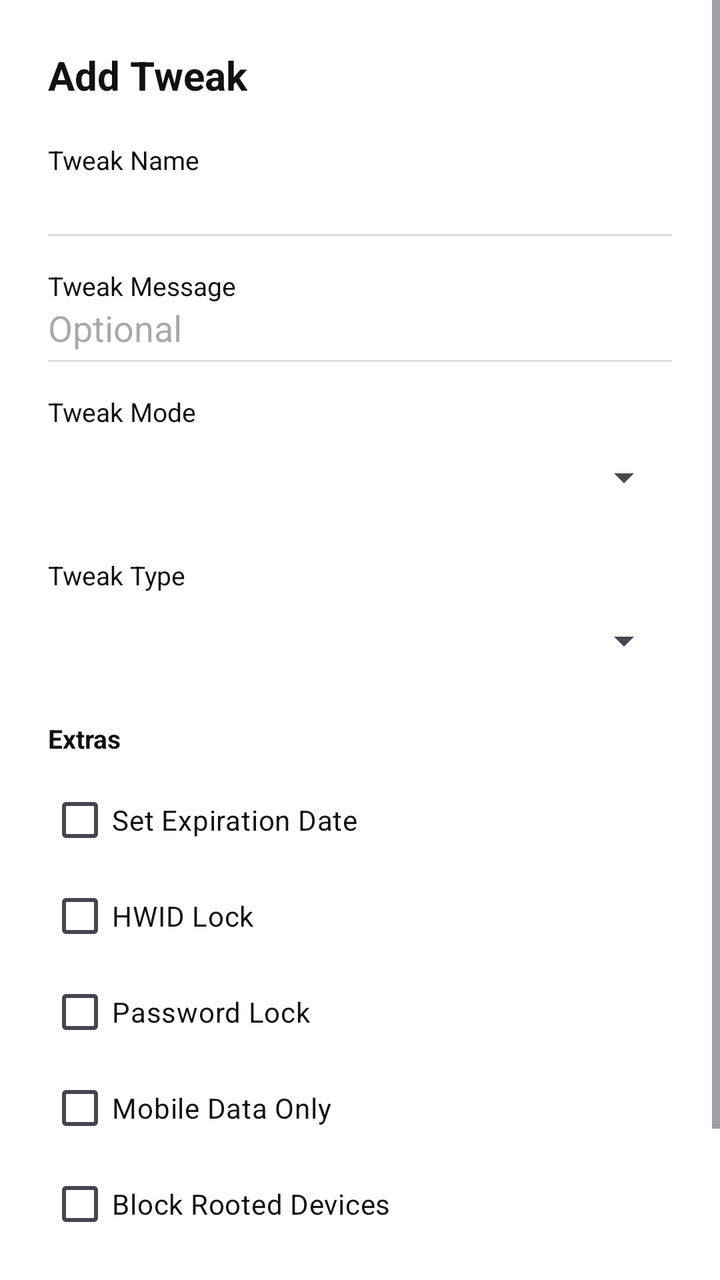
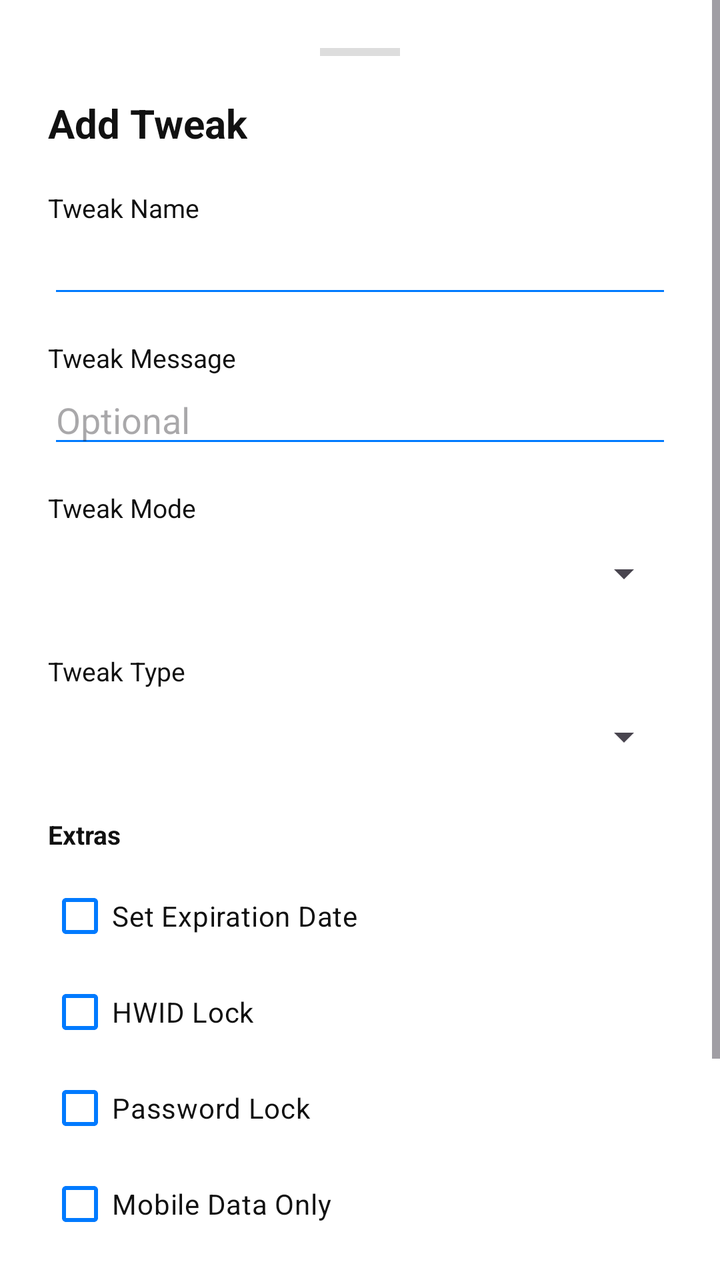

Compare the two renders of this Android layout. The source of the first and the diff that turns it into the second are given below.
<!-- AndroidManifest.xml: application theme Theme.wesports -->
<!-- res/layout/bottom_sheet_add_tweak.xml -->
<?xml version="1.0" encoding="utf-8"?>
<ScrollView xmlns:android="http://schemas.android.com/apk/res/android"
    android:layout_width="match_parent"
    android:layout_height="wrap_content">

    <LinearLayout
        android:layout_width="match_parent"
        android:layout_height="wrap_content"
        android:orientation="vertical"
        android:padding="24dp"
        android:background="#FFFFFF">

        <TextView
            android:layout_width="wrap_content"
            android:layout_height="wrap_content"
            android:text="Add Tweak"
            android:textSize="20sp"
            android:textStyle="bold"
            android:textColor="#111111"
            android:layout_marginBottom="20dp" />

        <TextView
            android:layout_width="wrap_content"
            android:layout_height="wrap_content"
            android:text="Tweak Name"
            android:textSize="13sp"
            android:textColor="#111111" />

        <EditText
            android:id="@+id/etName"
            android:layout_width="match_parent"
            android:layout_height="wrap_content"
            android:background="@null"
            android:inputType="text"
            android:layout_marginBottom="4dp" />

        <View
            android:layout_width="match_parent"
            android:layout_height="1dp"
            android:background="#DDDDDD"
            android:layout_marginBottom="16dp" />

        <TextView
            android:layout_width="wrap_content"
            android:layout_height="wrap_content"
            android:text="Tweak Message"
            android:textSize="13sp"
            android:textColor="#111111" />

        <EditText
            android:id="@+id/etMessage"
            android:layout_width="match_parent"
            android:layout_height="wrap_content"
            android:background="@null"
            android:hint="Optional"
            android:inputType="text"
            android:layout_marginBottom="4dp" />

        <View
            android:layout_width="match_parent"
            android:layout_height="1dp"
            android:background="#DDDDDD"
            android:layout_marginBottom="16dp" />

        <TextView
            android:layout_width="wrap_content"
            android:layout_height="wrap_content"
            android:text="Tweak Mode"
            android:textSize="13sp"
            android:textColor="#111111" />

        <Spinner
            android:id="@+id/spinnerMode"
            android:layout_width="match_parent"
            android:layout_height="48dp"
            android:layout_marginBottom="16dp" />

        <LinearLayout
            android:id="@+id/layoutSni"
            android:layout_width="match_parent"
            android:layout_height="wrap_content"
            android:orientation="vertical"
            android:visibility="gone">

            <TextView
                android:layout_width="wrap_content"
                android:layout_height="wrap_content"
                android:text="SNI"
                android:textSize="13sp"
                android:textColor="#111111" />

            <EditText
                android:id="@+id/etSni"
                android:layout_width="match_parent"
                android:layout_height="wrap_content"
                android:background="@null"
                android:hint="ex: free.facebook.com"
                android:inputType="textUri"
                android:layout_marginBottom="4dp" />

            <View
                android:layout_width="match_parent"
                android:layout_height="1dp"
                android:background="#DDDDDD"
                android:layout_marginBottom="16dp" />

        </LinearLayout>

        <TextView
            android:layout_width="wrap_content"
            android:layout_height="wrap_content"
            android:text="Tweak Type"
            android:textSize="13sp"
            android:textColor="#111111" />

        <Spinner
            android:id="@+id/spinnerType"
            android:layout_width="match_parent"
            android:layout_height="48dp"
            android:layout_marginBottom="16dp" />

        <TextView
            android:layout_width="wrap_content"
            android:layout_height="wrap_content"
            android:text="Extras"
            android:textSize="13sp"
            android:textStyle="bold"
            android:textColor="#111111"
            android:layout_marginBottom="8dp" />

        <CheckBox
            android:id="@+id/cbExpiration"
            android:layout_width="wrap_content"
            android:layout_height="wrap_content"
            android:text="Set Expiration Date"
            android:textColor="#111111" />

        <CheckBox
            android:id="@+id/cbHwid"
            android:layout_width="wrap_content"
            android:layout_height="wrap_content"
            android:text="HWID Lock"
            android:textColor="#111111" />

        <CheckBox
            android:id="@+id/cbPassword"
            android:layout_width="wrap_content"
            android:layout_height="wrap_content"
            android:text="Password Lock"
            android:textColor="#111111" />

        <CheckBox
            android:id="@+id/cbMobileData"
            android:layout_width="wrap_content"
            android:layout_height="wrap_content"
            android:text="Mobile Data Only"
            android:textColor="#111111" />

        <CheckBox
            android:id="@+id/cbBlockRooted"
            android:layout_width="wrap_content"
            android:layout_height="wrap_content"
            android:text="Block Rooted Devices"
            android:textColor="#111111"
            android:layout_marginBottom="24dp" />

        <Button
            android:id="@+id/btnSave"
            android:layout_width="match_parent"
            android:layout_height="52dp"
            android:text="SAVE"
            android:textColor="#FFFFFF"
            android:textSize="15sp"
            android:backgroundTint="#111111"
            android:stateListAnimator="@null" />

    </LinearLayout>
</ScrollView>
<!-- resources referenced by this layout -->
<resources>
  <style name="Theme.wesports" parent="Theme.Material3.DayNight.NoActionBar">
          <item name="colorPrimary">#FF3838</item>
          <item name="colorOnPrimary">#FFFFFF</item>
          <item name="android:statusBarColor">@android:color/transparent</item>
          <item name="android:windowBackground">@color/splash_background_light</item>
      </style>
  <color name="splash_background_light">#FFFFFF</color>
</resources>

<!-- the commit's change to res/layout/bottom_sheet_add_tweak.xml (unified diff, before → after) -->
@@ -9,6 +9,13 @@
         android:orientation="vertical"
         android:padding="24dp"
         android:background="#FFFFFF">
+
+        <View
+            android:layout_width="40dp"
+            android:layout_height="4dp"
+            android:background="#DDDDDD"
+            android:layout_gravity="center_horizontal"
+            android:layout_marginBottom="20dp" />
 
         <TextView
             android:layout_width="wrap_content"
@@ -30,14 +37,9 @@
             android:id="@+id/etName"
             android:layout_width="match_parent"
             android:layout_height="wrap_content"
-            android:background="@null"
             android:inputType="text"
-            android:layout_marginBottom="4dp" />
-
-        <View
-            android:layout_width="match_parent"
-            android:layout_height="1dp"
-            android:background="#DDDDDD"
+            android:textColor="#111111"
+            android:backgroundTint="#007AFF"
             android:layout_marginBottom="16dp" />
 
         <TextView
@@ -51,15 +53,10 @@
             android:id="@+id/etMessage"
             android:layout_width="match_parent"
             android:layout_height="wrap_content"
-            android:background="@null"
             android:hint="Optional"
             android:inputType="text"
-            android:layout_marginBottom="4dp" />
-
-        <View
-            android:layout_width="match_parent"
-            android:layout_height="1dp"
-            android:background="#DDDDDD"
+            android:textColor="#111111"
+            android:backgroundTint="#007AFF"
             android:layout_marginBottom="16dp" />
 
         <TextView
@@ -93,15 +90,10 @@
                 android:id="@+id/etSni"
                 android:layout_width="match_parent"
                 android:layout_height="wrap_content"
-                android:background="@null"
                 android:hint="ex: free.facebook.com"
                 android:inputType="textUri"
-                android:layout_marginBottom="4dp" />
-
-            <View
-                android:layout_width="match_parent"
-                android:layout_height="1dp"
-                android:background="#DDDDDD"
+                android:textColor="#111111"
+                android:backgroundTint="#007AFF"
                 android:layout_marginBottom="16dp" />
 
         </LinearLayout>
@@ -133,28 +125,32 @@
             android:layout_width="wrap_content"
             android:layout_height="wrap_content"
             android:text="Set Expiration Date"
-            android:textColor="#111111" />
+            android:textColor="#111111"
+            android:buttonTint="#007AFF" />
 
         <CheckBox
             android:id="@+id/cbHwid"
             android:layout_width="wrap_content"
             android:layout_height="wrap_content"
             android:text="HWID Lock"
-            android:textColor="#111111" />
+            android:textColor="#111111"
+            android:buttonTint="#007AFF" />
 
         <CheckBox
             android:id="@+id/cbPassword"
             android:layout_width="wrap_content"
             android:layout_height="wrap_content"
             android:text="Password Lock"
-            android:textColor="#111111" />
+            android:textColor="#111111"
+            android:buttonTint="#007AFF" />
 
         <CheckBox
             android:id="@+id/cbMobileData"
             android:layout_width="wrap_content"
             android:layout_height="wrap_content"
             android:text="Mobile Data Only"
-            android:textColor="#111111" />
+            android:textColor="#111111"
+            android:buttonTint="#007AFF" />
 
         <CheckBox
             android:id="@+id/cbBlockRooted"
@@ -162,6 +158,7 @@
             android:layout_height="wrap_content"
             android:text="Block Rooted Devices"
             android:textColor="#111111"
+            android:buttonTint="#007AFF"
             android:layout_marginBottom="24dp" />
 
         <Button
@@ -171,7 +168,7 @@
             android:text="SAVE"
             android:textColor="#FFFFFF"
             android:textSize="15sp"
-            android:backgroundTint="#111111"
+            android:backgroundTint="#007AFF"
             android:stateListAnimator="@null" />
 
     </LinearLayout>
<!-- resource entries referenced after the edit -->
@@ -1,9 +1,11 @@
 <!-- resources referenced by this layout -->
 <resources>
   <style name="Theme.wesports" parent="Theme.Material3.DayNight.NoActionBar">
-          <item name="colorPrimary">#FF3838</item>
+          <item name="colorPrimary">#007AFF</item>
           <item name="colorOnPrimary">#FFFFFF</item>
-          <item name="android:statusBarColor">@android:color/transparent</item>
+          <item name="colorPrimaryVariant">#0055B3</item>
+          <item name="android:statusBarColor">#007AFF</item>
+          <item name="android:navigationBarColor">#FFFFFF</item>
           <item name="android:windowBackground">@color/splash_background_light</item>
       </style>
   <color name="splash_background_light">#FFFFFF</color>
